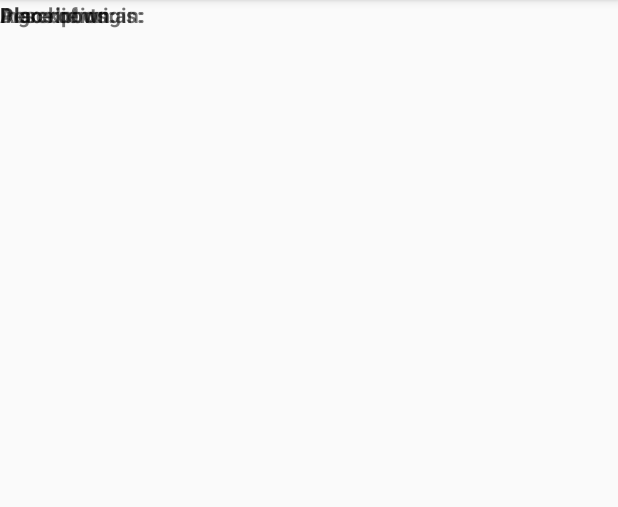
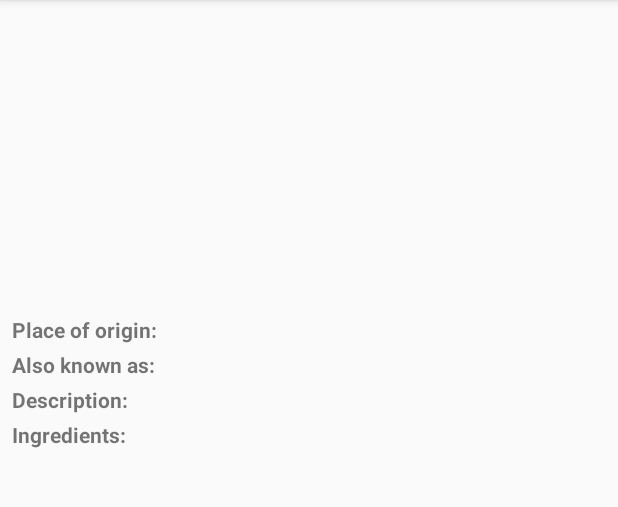
Before and after one commit to chead77/SandwichClub, an Android app: the DetailActivity screen opened directly, with no data from a screen before it, on a phone screen of 412 x 824 dp, the part 84-591 px from its top. Run offline under Robolectric (Android 15) with nearby library versions, the phone set to English and light mode, and no system bars; our stand-ins replace Picasso; 1 statement that could not run was skipped.

Commit message:
Added JSON parsing logic and used it in Detail Activity to populate the views
Also added linear layouts to activity_detail.xml to present the data in a more structured way

Had to change the url used for shawarma, as the image didn't exist

```diff
--- a/app/src/main/res/layout/activity_detail.xml
+++ b/app/src/main/res/layout/activity_detail.xml
@@ -3,7 +3,14 @@
     xmlns:tools="http://schemas.android.com/tools"
     android:layout_width="match_parent"
     android:layout_height="match_parent"
-    tools:context="com.udacity.sandwichclub.DetailActivity">
+    tools:context="com.udacity.sandwichclub.DetailActivity"
+    >
+
+    <LinearLayout
+        android:layout_width="match_parent"
+        android:layout_height="wrap_content"
+        android:orientation="vertical"
+        >
 
         <ImageView
             android:id="@+id/image_iv"
@@ -11,49 +18,117 @@
             android:layout_height="200dp"
             android:adjustViewBounds="true"
             android:contentDescription="@string/sandwich_picture_content_description"
-        android:scaleType="centerCrop" />
+            android:scaleType="centerCrop"
+            />
+
+        <LinearLayout
+            android:layout_width="match_parent"
+            android:layout_height="wrap_content"
+            android:orientation="vertical"
+            android:padding="8dp"
+            >
+
+            <LinearLayout
+                android:layout_width="match_parent"
+                android:layout_height="wrap_content"
+                android:orientation="horizontal"
+                android:layout_marginTop="2dp"
+                android:layout_marginBottom="2dp"
+                >
+
+                <TextView
+                    android:layout_width="0dp"
+                    android:layout_height="wrap_content"
+                    android:text="@string/detail_place_of_origin_label"
+                    android:textStyle="bold"
+                    android:layout_weight="1"
+                    />
 
                 <TextView
                     android:id="@+id/origin_tv"
-        android:layout_width="wrap_content"
-        android:layout_height="wrap_content" />
+                    android:layout_width="0dp"
+                    android:layout_height="wrap_content"
+                    android:layout_weight="2"
+                    />
+
+            </LinearLayout>
+
+            <LinearLayout
+                android:layout_width="match_parent"
+                android:layout_height="wrap_content"
+                android:orientation="horizontal"
+                android:layout_marginTop="2dp"
+                android:layout_marginBottom="2dp"
+                >
 
                 <TextView
-        android:layout_width="wrap_content"
+                    android:layout_width="0dp"
                     android:layout_height="wrap_content"
                     android:text="@string/detail_also_known_as_label"
-        android:textStyle="bold" />
+                    android:textStyle="bold"
+                    android:layout_weight="1"
+                    />
 
                 <TextView
-        android:layout_width="wrap_content"
+                    android:id="@+id/also_known_tv"
+                    android:layout_width="0dp"
                     android:layout_height="wrap_content"
-        android:text="@string/detail_ingredients_label"
-        android:textStyle="bold" />
+                    android:layout_weight="2"
+                    />
+
+            </LinearLayout>
+
+            <LinearLayout
+                android:layout_width="match_parent"
+                android:layout_height="wrap_content"
+                android:orientation="horizontal"
+                android:layout_marginTop="2dp"
+                android:layout_marginBottom="2dp"
+                >
 
                 <TextView
-        android:layout_width="wrap_content"
+                    android:layout_width="0dp"
                     android:layout_height="wrap_content"
-        android:text="@string/detail_place_of_origin_label"
-        android:textStyle="bold" />
+                    android:text="@string/detail_description_label"
+                    android:textStyle="bold"
+                    android:layout_weight="1"
+                    />
 
                 <TextView
                     android:id="@+id/description_tv"
-        android:layout_width="wrap_content"
-        android:layout_height="wrap_content" />
+                    android:layout_width="0dp"
+                    android:layout_height="wrap_content"
+                    android:layout_weight="2"
+                    />
+
+            </LinearLayout>
+
+            <LinearLayout
+                android:layout_width="match_parent"
+                android:layout_height="wrap_content"
+                android:orientation="horizontal"
+                android:layout_marginTop="2dp"
+                android:layout_marginBottom="2dp"
+                >
+
+                <TextView
+                    android:layout_width="0dp"
+                    android:layout_height="wrap_content"
+                    android:text="@string/detail_ingredients_label"
+                    android:textStyle="bold"
+                    android:layout_weight="1"
+                    />
 
                 <TextView
                     android:id="@+id/ingredients_tv"
-        android:layout_width="wrap_content"
-        android:layout_height="wrap_content" />
+                    android:layout_width="0dp"
+                    android:layout_height="wrap_content"
+                    android:layout_weight="2"
+                    />
 
-    <TextView
-        android:id="@+id/also_known_tv"
-        android:layout_width="wrap_content"
-        android:layout_height="wrap_content" />
+            </LinearLayout>
 
-    <TextView
-        android:layout_width="wrap_content"
-        android:layout_height="wrap_content"
-        android:text="@string/detail_description_label"
-        android:textStyle="bold" />
+        </LinearLayout>
+
+    </LinearLayout>
 </FrameLayout>
--- a/app/src/main/res/values/strings.xml
+++ b/app/src/main/res/values/strings.xml
@@ -110,7 +110,7 @@
             (generally with accompaniments), or as a sandwich or wrap. Shawarma is usually eaten
             with tabbouleh, fattoush, taboon bread, tomato, and cucumber. Toppings include tahini,
             hummus, pickled turnips, and
-            amba.\",\"image\":\"https://upload.wikimedia.org/wikipedia/commons/thumb/1/16/Shawarmafood.jpg/800px-Shawarmafood.jpg\",\"ingredients\":[\"Shawarma
+            amba.\",\"image\":\"https://upload.wikimedia.org/wikipedia/commons/thumb/7/71/Shawarma_Sandwich.jpg/1600px-Shawarma_Sandwich.jpg\",\"ingredients\":[\"Shawarma
             meat (lamb, chicken, turkey, beef) or shawarma falafel\",\"Pita or wrap
             bread\",\"Chopped or shredded vegetables\",\"Pickles\",\"Assorted condiments\"]}
         </item>
```
Also changed, not shown: app/src/main/java/com/udacity/sandwichclub/DetailActivity.java (+32 -5 lines), app/src/main/java/com/udacity/sandwichclub/utils/JsonUtils.java (+27 -0 lines). Lines whose indentation alone changed are shown as unchanged.
